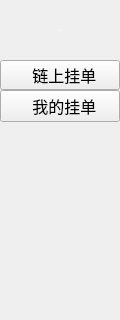
The window that functionBar/FunctionExchangeWidget.ui (HcashOrg/hx-indicator) describes before a commit, drawn with Qt 5; both pictures show x 0 to 120 and y 0 to 320 of the 120 by 530 pixel window.
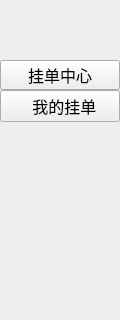
The same window after the commit.

```diff
--- a/functionBar/FunctionExchangeWidget.ui
+++ b/functionBar/FunctionExchangeWidget.ui
@@ -36,7 +36,7 @@
 font: 16px &quot;微软雅黑&quot;;</string>
    </property>
    <property name="text">
-    <string>挂单中心</string>
+    <string/>
    </property>
    <property name="alignment">
     <set>Qt::AlignCenter</set>
@@ -57,7 +57,7 @@
     </font>
    </property>
    <property name="text">
-    <string>  链上挂单</string>
+    <string>挂单中心</string>
    </property>
   </widget>
   <widget class="QToolButton" name="myOrderBtn">
```
